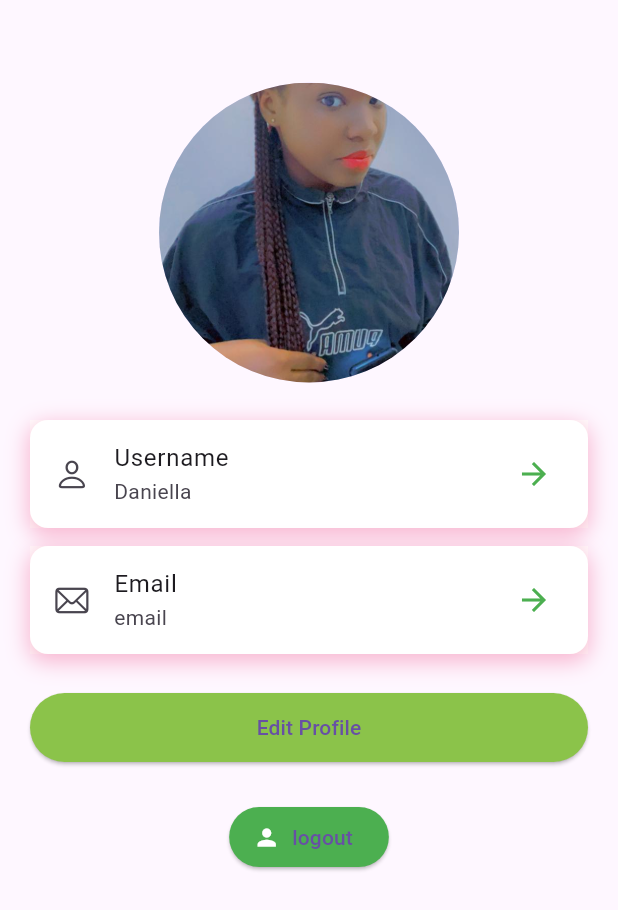
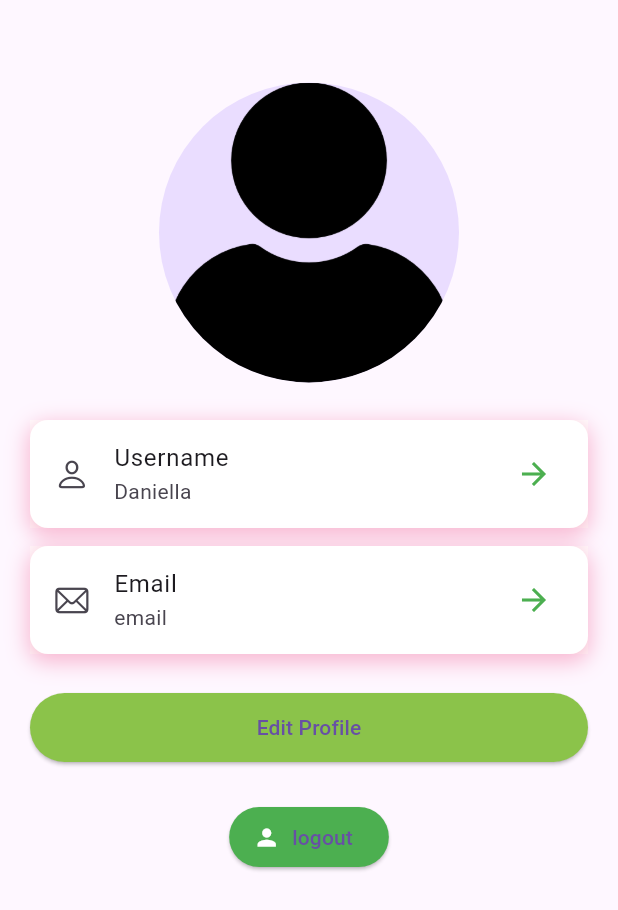
Before and after one commit to Marnol03/FlutterApp, a Flutter app: the ProfilPage screen opened directly, on a phone screen of 412 x 824 dp. Shown: the top 910 px of the screen. Run offline on Flutter 3.47's test engine with Material 3 defaults, Android fonts, the phone set to English and light mode, and no system bars; our stand-ins replace cloud_firestore, date_field, firebase_auth, firebase_core, firebase_storage, flutter_spinkit and 2 more; accounts and stored records are empty.

Commit message:
connection did and the pages are connected

```diff
--- a/Spendeconnect/lib/help_page.dart
+++ b/Spendeconnect/lib/help_page.dart
@@ -1,7 +1,6 @@
 import 'package:flutter/cupertino.dart';
 import 'package:flutter/material.dart';
 import 'package:myapp/authentification.dart';
-import 'package:firebase_auth/firebase_auth.dart';
 
 
 class ProfilPage extends StatefulWidget {
@@ -25,9 +24,9 @@ class _ProfilPageState extends State<ProfilPage> {
         child: Column(
           children: [
             const SizedBox(height: 35),
-            CircleAvatar(
+            const CircleAvatar(
               radius: 100,
-              backgroundImage: AssetImage('assets/images/daniella.jpeg'),
+              backgroundImage: AssetImage('assets/images/profil.png'),
             ),
             const SizedBox(height: 25),
             itemProfile('Username', 'Daniella', CupertinoIcons.person),
@@ -53,7 +52,7 @@ class _ProfilPageState extends State<ProfilPage> {
                 onPressed: () async {
                   await _auth.signOut();
                 },
-                icon: Icon(Icons.person,color: Colors.white,),
+                icon: const Icon(Icons.person,color: Colors.white,),
                 label: Text('logout')
             ),
           ],
```
Also changed, not shown: Spendeconnect/lib/authentificate_screen.dart (+10 -3 lines).
